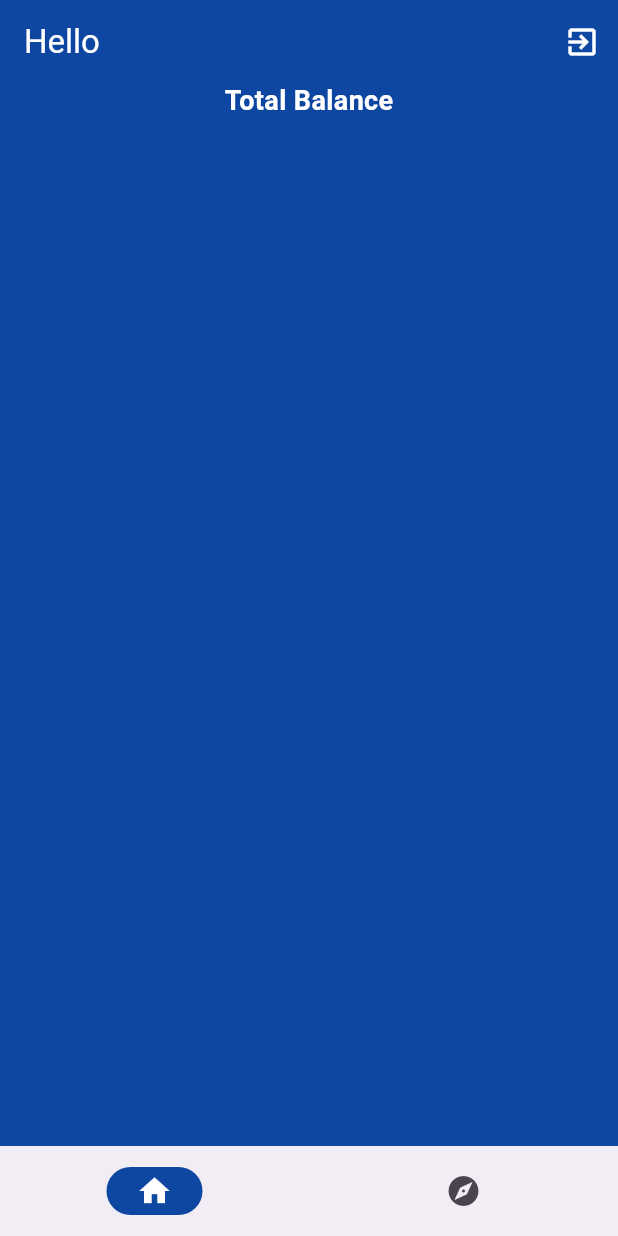
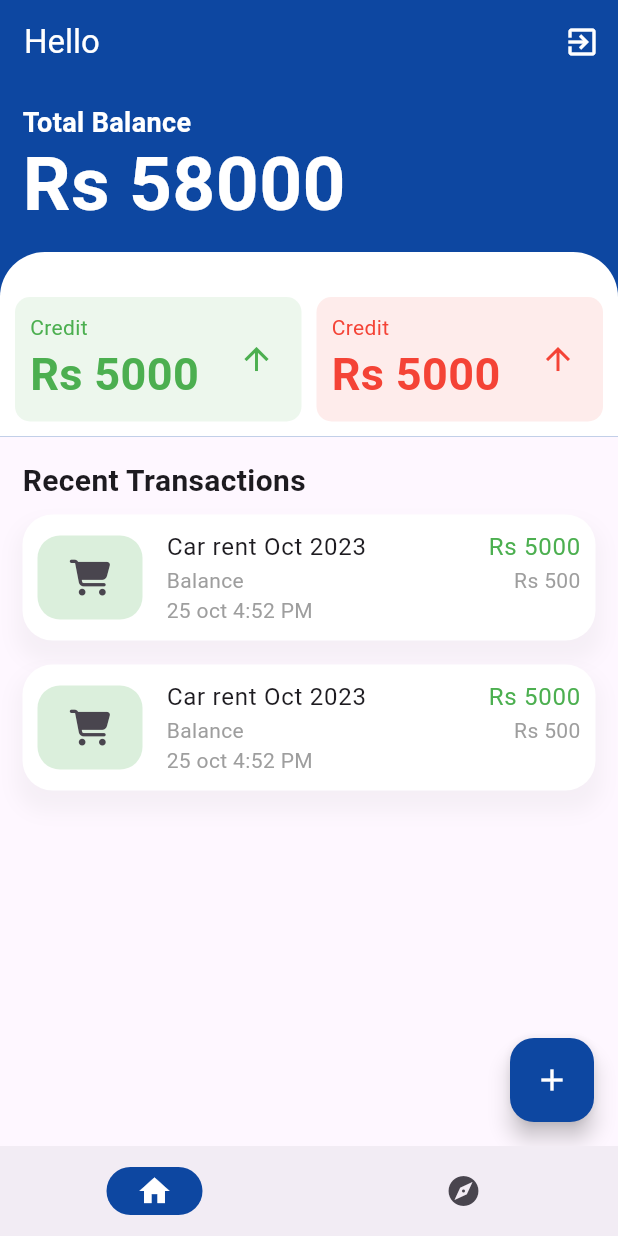
Before and after one commit to tsering-hub/coffeeapp, a Flutter app: the screen it shows once a user with an empty profile is signed in, on a phone screen of 412 x 824 dp. Run offline on Flutter 3.47's test engine with Material 3 defaults, Android fonts, the phone set to English and light mode, and no system bars; our stand-ins replace firebase_auth, firebase_core, font_awesome_flutter; accounts and stored records are empty.

Commit message:
homescreen design created

```diff
--- a/lib/main.dart
+++ b/lib/main.dart
@@ -4,6 +4,8 @@ import 'package:flutter/material.dart';
 import 'package:firebase_core/firebase_core.dart';
 import 'firebase_options.dart';
 
+// ignore_for_file: prefer_const_constructors
+// ignore_for_file: prefer_const_literals_to_create_immutables
 Future<void> main() async {
   WidgetsFlutterBinding.ensureInitialized();
   await Firebase.initializeApp(
@@ -20,6 +22,11 @@ class MyApp extends StatelessWidget {
   Widget build(BuildContext context) {
     return MaterialApp(
       title: 'Budget Tracker',
+      builder: (context, child) {
+        return MediaQuery(
+            data: MediaQuery.of(context).copyWith(textScaleFactor: 1.0),
+            child: child!);
+      },
       theme: ThemeData(
         colorScheme: ColorScheme.fromSeed(seedColor: Colors.deepPurple),
         useMaterial3: true,
--- a/lib/screens/dashboard.dart
+++ b/lib/screens/dashboard.dart
@@ -5,6 +5,8 @@ import 'package:coffeeapp/widgets/navbar.dart';
 import 'package:firebase_auth/firebase_auth.dart';
 import 'package:flutter/material.dart';
 
+// ignore_for_file: prefer_const_constructors
+// ignore_for_file: prefer_const_literals_to_create_immutables
 class Dashboard extends StatefulWidget {
   const Dashboard({super.key});
 
--- a/lib/screens/home_screen.dart
+++ b/lib/screens/home_screen.dart
@@ -1,9 +1,12 @@
 import 'package:coffeeapp/screens/login_screen.dart';
+import 'package:coffeeapp/widgets/add_transaction_form.dart';
+import 'package:coffeeapp/widgets/hero_card.dart';
+import 'package:coffeeapp/widgets/transaction_card.dart';
 import 'package:firebase_auth/firebase_auth.dart';
-import 'package:flutter/foundation.dart';
 import 'package:flutter/material.dart';
-import 'package:flutter/widgets.dart';
 
+// ignore_for_file: prefer_const_constructors
+// ignore_for_file: prefer_const_literals_to_create_immutables
 class HomeScreen extends StatefulWidget {
   const HomeScreen({super.key});
 
@@ -30,9 +33,29 @@ class _HomeScreenState extends State<HomeScreen> {
     });
   }
 
+  _dialogBuilder(BuildContext context) {
+    return showDialog(
+        context: context,
+        builder: (context) {
+          return AlertDialog(
+            content: AddTransactionForm(),
+          );
+        });
+  }
+
   @override
   Widget build(BuildContext context) {
     return Scaffold(
+      floatingActionButton: FloatingActionButton(
+        onPressed: () {
+          _dialogBuilder(context);
+        },
+        child: Icon(
+          Icons.add,
+          color: Colors.white,
+        ),
+        backgroundColor: Colors.blue.shade900,
+      ),
       appBar: AppBar(
         backgroundColor: Colors.blue.shade900,
         actions: [
@@ -52,18 +75,8 @@ class _HomeScreenState extends State<HomeScreen> {
       ),
       body: Container(
           width: double.infinity,
-          color: Colors.blue.shade900,
           child: Column(
-            children: [
-              Text(
-                "Total Balance",
-                style: TextStyle(
-                    color: Colors.white,
-                    fontSize: 18,
-                    fontWeight: FontWeight.w600,
-                    height: 1.2),
-              ),
-            ],
+            children: [HeroCard(), TransactionsCard()],
           )),
     );
   }
--- a/lib/screens/login_screen.dart
+++ b/lib/screens/login_screen.dart
@@ -4,6 +4,8 @@ import 'package:coffeeapp/services/auth_service.dart';
 import 'package:coffeeapp/utils/appvalidator.dart';
 import 'package:flutter/material.dart';
 
+// ignore_for_file: prefer_const_constructors
+// ignore_for_file: prefer_const_literals_to_create_immutables
 class LoginView extends StatefulWidget {
   LoginView({super.key});
 
--- a/lib/screens/sign_up.dart
+++ b/lib/screens/sign_up.dart
@@ -4,6 +4,8 @@ import 'package:coffeeapp/services/auth_service.dart';
 import 'package:coffeeapp/utils/appvalidator.dart';
 import 'package:flutter/material.dart';
 
+// ignore_for_file: prefer_const_constructors
+// ignore_for_file: prefer_const_literals_to_create_immutables
 class SignUpView extends StatefulWidget {
   SignUpView({super.key});
 
--- a/lib/screens/transaction_screen.dart
+++ b/lib/screens/transaction_screen.dart
@@ -1,6 +1,8 @@
 import 'package:flutter/foundation.dart';
 import 'package:flutter/material.dart';
 
+// ignore_for_file: prefer_const_constructors
+// ignore_for_file: prefer_const_literals_to_create_immutables
 class TransactionScreen extends StatelessWidget {
   const TransactionScreen({super.key});
 
--- a/lib/services/auth_service.dart
+++ b/lib/services/auth_service.dart
@@ -2,6 +2,7 @@ import 'package:coffeeapp/screens/dashboard.dart';
 import 'package:firebase_auth/firebase_auth.dart';
 import 'package:flutter/material.dart';
 
+// ignore_for_file: prefer_const_constructors
 class AuthServerice {
   createUser(data, context) async {
     try {
--- /dev/null
+++ b/lib/utils/icons_list.dart
@@ -0,0 +1,79 @@
+import 'package:flutter/foundation.dart';
+import 'package:flutter/material.dart';
+import 'package:font_awesome_flutter/font_awesome_flutter.dart';
+
+class AppIcons {
+  final List<Map<String, dynamic>> homeExpemseCategories = [
+    {
+      "name": "Gas Filling",
+      "icon": FontAwesomeIcons.gasPump,
+    },
+    {
+      "name": "Grocery",
+      "icon": FontAwesomeIcons.shoppingCart,
+    },
+    {
+      "name": "Milk",
+      "icon": FontAwesomeIcons.mugHot,
+    },
+    {
+      "name": "Internet",
+      "icon": FontAwesomeIcons.wifi,
+    },
+    {
+      "name": "Electricity",
+      "icon": FontAwesomeIcons.bolt,
+    },
+    {
+      "name": "Water",
+      "icon": FontAwesomeIcons.water,
+    },
+    {
+      "name": "Rent",
+      "icon": FontAwesomeIcons.home,
+    },
+    {
+      "name": "Phone Bill",
+      "icon": FontAwesomeIcons.phone,
+    },
+    {
+      "name": "Dining Out",
+      "icon": FontAwesomeIcons.utensils,
+    },
+    {
+      "name": "Entertainment",
+      "icon": FontAwesomeIcons.film,
+    },
+    {
+      "name": "Healthcare",
+      "icon": FontAwesomeIcons.medkit,
+    },
+    {
+      "name": "Transportation",
+      "icon": FontAwesomeIcons.bus,
+    },
+    {
+      "name": "Clothing",
+      "icon": FontAwesomeIcons.tshirt,
+    },
+    {
+      "name": "Insurance",
+      "icon": FontAwesomeIcons.shieldAlt,
+    },
+    {
+      "name": "Education",
+      "icon": FontAwesomeIcons.graduationCap,
+    },
+    {
+      "name": "Others",
+      "icon": FontAwesomeIcons.cartPlus,
+    },
+  ];
+
+  IconData getExpenseCategoryIcons(String categoryName) {
+    final category = homeExpemseCategories.firstWhere(
+        (category) => category['name'] == categoryName,
+        orElse: () => {'icon': FontAwesomeIcons.shoppingCart});
+    return category['icon'];
+  }
+}
--- a/lib/widgets/auth_gate.dart
+++ b/lib/widgets/auth_gate.dart
@@ -3,6 +3,7 @@ import 'package:coffeeapp/screens/login_screen.dart';
 import 'package:firebase_auth/firebase_auth.dart';
 import 'package:flutter/material.dart';
 
+// ignore_for_file: prefer_const_constructors
 class AuthGate extends StatelessWidget {
   const AuthGate({super.key});
 
--- /dev/null
+++ b/lib/widgets/hero_card.dart
@@ -0,0 +1,111 @@
+import 'package:flutter/material.dart';
+
+class HeroCard extends StatelessWidget {
+  const HeroCard({
+    super.key,
+  });
+
+  @override
+  Widget build(BuildContext context) {
+    return Container(
+      color: Colors.blue.shade900,
+      child: Column(
+        crossAxisAlignment: CrossAxisAlignment.start,
+        children: [
+          Padding(
+            padding: const EdgeInsets.all(15.0),
+            child: Column(
+              crossAxisAlignment: CrossAxisAlignment.start,
+              children: [
+                Text(
+                  "Total Balance",
+                  style: TextStyle(
+                      color: Colors.white,
+                      fontSize: 18,
+                      fontWeight: FontWeight.w600,
+                      height: 1.2),
+                ),
+                Text(
+                  "Rs 58000",
+                  style: TextStyle(
+                      color: Colors.white,
+                      fontSize: 50,
+                      fontWeight: FontWeight.w600,
+                      height: 1.2),
+                ),
+              ],
+            ),
+          ),
+          Container(
+            padding: EdgeInsets.only(top: 30, bottom: 10, left: 10, right: 10),
+            decoration: BoxDecoration(
+                color: Colors.white,
+                borderRadius: BorderRadius.only(
+                    topLeft: Radius.circular(30),
+                    topRight: Radius.circular(30))),
+            child: Row(
+              children: [
+                CardOne(color: Colors.green),
+                SizedBox(
+                  width: 10,
+                ),
+                CardOne(color: Colors.red)
+              ],
+            ),
+          )
+        ],
+      ),
+    );
+  }
+}
+
+class CardOne extends StatelessWidget {
+  const CardOne({
+    super.key,
+    required this.color,
+  });
+
+  final Color color;
+
+  @override
+  Widget build(BuildContext context) {
+    return Expanded(
+      child: Container(
+        decoration: BoxDecoration(
+            color: color.withOpacity(0.1),
+            borderRadius: BorderRadius.circular(10)),
+        child: Padding(
+          padding: const EdgeInsets.all(10.0),
+          child: Row(
+            children: [
+              Column(
+                crossAxisAlignment: CrossAxisAlignment.start,
+                children: [
+                  Text(
+                    "Credit",
+                    style: TextStyle(color: color, fontSize: 14),
+                  ),
+                  Text(
+                    "Rs 5000",
+                    style: TextStyle(
+                        color: color,
+                        fontSize: 30,
+                        fontWeight: FontWeight.w600),
+                  )
+                ],
+              ),
+              Spacer(),
+              Padding(
+                padding: const EdgeInsets.all(8.0),
+                child: Icon(
+                  Icons.arrow_upward_outlined,
+                  color: color,
+                ),
+              )
+            ],
+          ),
+        ),
+      ),
+    );
+  }
+}
--- a/lib/widgets/navbar.dart
+++ b/lib/widgets/navbar.dart
@@ -1,6 +1,4 @@
-import 'package:flutter/foundation.dart';
 import 'package:flutter/material.dart';
-import 'package:flutter/widgets.dart';
 
 class NavBar extends StatelessWidget {
   const NavBar(
--- /dev/null
+++ b/lib/widgets/transaction_card.dart
@@ -0,0 +1,104 @@
+import 'package:coffeeapp/utils/icons_list.dart';
+import 'package:flutter/material.dart';
+import 'package:flutter/widgets.dart';
+import 'package:font_awesome_flutter/font_awesome_flutter.dart';
+
+// ignore_for_file: prefer_const_constructors
+// ignore_for_file: prefer_const_literals_to_create_immutables
+class TransactionsCard extends StatelessWidget {
+  TransactionsCard({super.key});
+
+  var appIcons = AppIcons();
+
+  @override
+  Widget build(BuildContext context) {
+    return Padding(
+      padding: const EdgeInsets.all(15.0),
+      child: Column(
+        children: [
+          Row(
+            children: [
+              Text(
+                "Recent Transactions",
+                style: TextStyle(fontSize: 20, fontWeight: FontWeight.w600),
+              )
+            ],
+          ),
+          ListView.builder(
+            itemCount: 2,
+            physics: NeverScrollableScrollPhysics(),
+            shrinkWrap: true,
+            itemBuilder: (context, index) {
+              return Padding(
+                padding: const EdgeInsets.symmetric(vertical: 8),
+                child: Container(
+                  decoration: BoxDecoration(
+                      color: Colors.white,
+                      borderRadius: BorderRadius.circular(20),
+                      boxShadow: [
+                        BoxShadow(
+                            offset: Offset(0, 10),
+                            color: Colors.grey.withOpacity(0.09),
+                            blurRadius: 10.0,
+                            spreadRadius: 4.0)
+                      ]),
+                  child: ListTile(
+                    minVerticalPadding: 10,
+                    contentPadding:
+                        EdgeInsets.symmetric(horizontal: 10.0, vertical: 0),
+                    leading: Container(
+                      width: 70,
+                      height: 100,
+                      child: Container(
+                        width: 30,
+                        height: 30,
+                        decoration: BoxDecoration(
+                            borderRadius: BorderRadius.circular(15),
+                            color: Colors.green.withOpacity(0.2)),
+                        child: Center(
+                            child: FaIcon(
+                                appIcons.getExpenseCategoryIcons('home'))),
+                      ),
+                    ),
+                    title: Row(
+                      children: [
+                        Expanded(child: Text("Car rent Oct 2023")),
+                        Text(
+                          "Rs 5000",
+                          style: TextStyle(color: Colors.green),
+                        ),
+                      ],
+                    ),
+                    subtitle: Column(
+                      mainAxisAlignment: MainAxisAlignment.start,
+                      crossAxisAlignment: CrossAxisAlignment.start,
+                      children: [
+                        Row(
+                          children: [
+                            Text(
+                              "Balance",
+                              style: TextStyle(color: Colors.grey),
+                            ),
+                            Spacer(),
+                            Text(
+                              "Rs 500",
+                              style: TextStyle(color: Colors.grey),
+                            )
+                          ],
+                        ),
+                        Text(
+                          "25 oct 4:52 PM",
+                          style: TextStyle(color: Colors.grey),
+                        )
+                      ],
+                    ),
+                  ),
+                ),
+              );
+            },
+          )
+        ],
+      ),
+    );
+  }
+}
--- a/pubspec.yaml
+++ b/pubspec.yaml
@@ -38,6 +38,7 @@ dependencies:
   firebase_core: ^2.27.1
   firebase_auth: ^4.17.9
   cloud_firestore: ^4.15.9
+  font_awesome_flutter: ^10.7.0
 
 dev_dependencies:
   flutter_test:
```
Also changed, not shown: lib/utils/appvalidator.dart (+8 -2 lines), lib/widgets/add_transaction_form.dart (added, +99 -0 lines), lib/widgets/category_dropdown.dart (added, +38 -0 lines), lib/services/db.dart (added), pubspec.lock.
